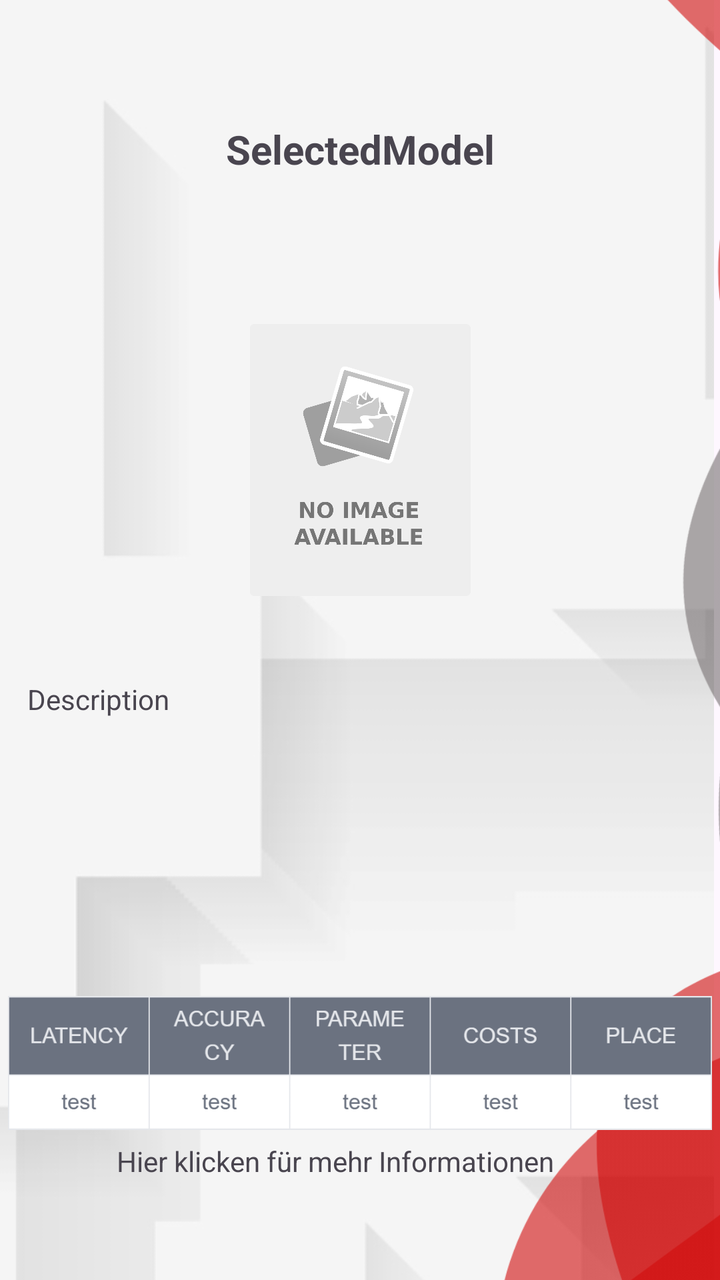
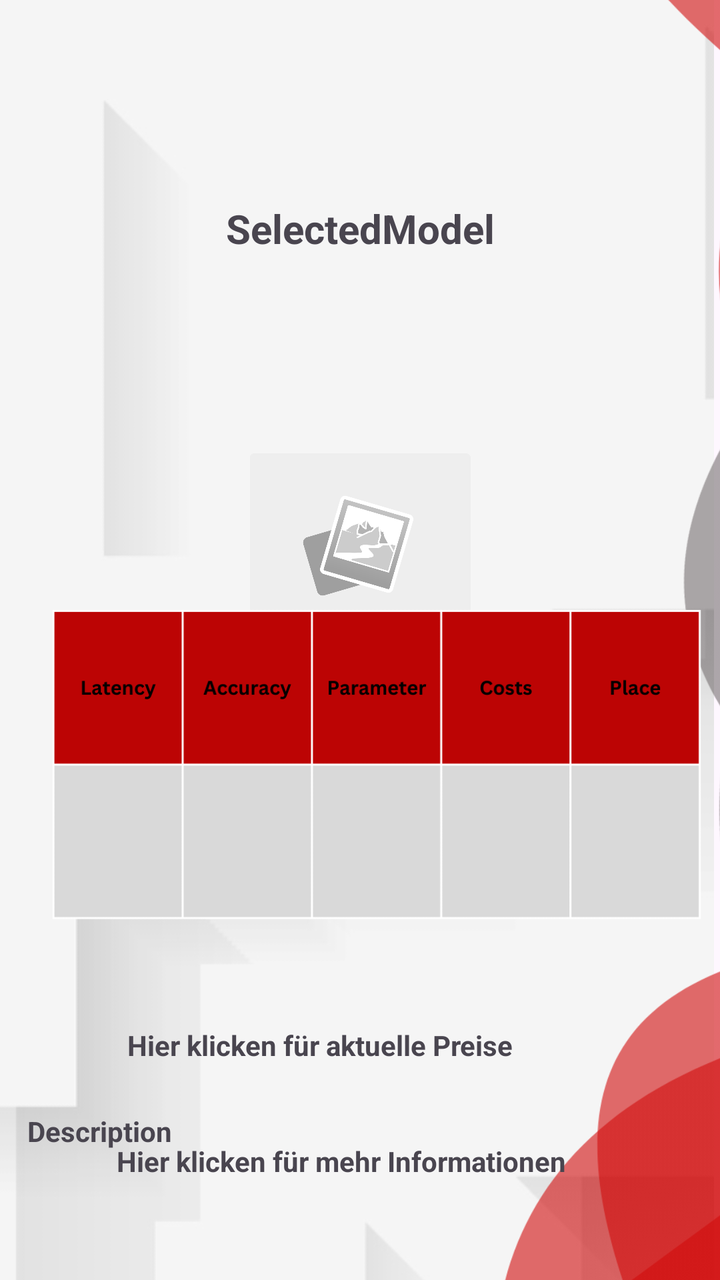

Before-and-after screenshots of an Android layout around one commit, followed by the original layout XML and the change that was made.
<!-- AndroidManifest.xml: application theme Theme.TrafficSceneAnalyser -->
<!-- res/layout/activity_model_info.xml -->
<?xml version="1.0" encoding="utf-8"?>
<androidx.constraintlayout.widget.ConstraintLayout xmlns:android="http://schemas.android.com/apk/res/android"
    xmlns:app="http://schemas.android.com/apk/res-auto"
    xmlns:tools="http://schemas.android.com/tools"
    android:id="@+id/main"
    android:layout_width="match_parent"
    android:layout_height="match_parent"
    tools:context=".analysisInfoPage">

    

    <ImageView
        android:id="@+id/backg"
        android:layout_width="904dp"
        android:layout_height="897dp"
        app:layout_constraintBottom_toBottomOf="parent"
        app:layout_constraintEnd_toEndOf="parent"
        app:layout_constraintHorizontal_bias="1.0"
        app:layout_constraintStart_toStartOf="parent"
        app:layout_constraintTop_toTopOf="parent"
        app:layout_constraintVertical_bias="0.12"
        app:srcCompat="@drawable/background" />

    <ImageView
        android:id="@+id/imageView5"
        android:layout_width="484dp"
        android:layout_height="773dp"
        app:layout_constraintBottom_toBottomOf="parent"
        app:layout_constraintEnd_toEndOf="parent"
        app:layout_constraintHorizontal_bias="0.506"
        app:layout_constraintStart_toStartOf="parent"
        app:layout_constraintTop_toTopOf="parent"
        app:layout_constraintVertical_bias="1.0"
        app:srcCompat="@drawable/perfectlayout2" />

    

    <TextView
        android:id="@+id/modelInfoDescTextView"
        android:layout_width="333dp"
        android:layout_height="116dp"
        android:layout_marginTop="340dp"
        android:text="Description"
        app:layout_constraintEnd_toEndOf="parent"
        app:layout_constraintStart_toStartOf="parent"
        app:layout_constraintTop_toTopOf="parent" />

    <TextView
        android:id="@+id/modelInfoHeadlineTextview"
        android:layout_width="165dp"
        android:layout_height="45dp"
        android:text="SelectedModel"
        android:textAlignment="center"
        android:textSize="20sp"
        android:textStyle="bold"
        app:layout_constraintBottom_toTopOf="@+id/modelInfoDescTextView"
        app:layout_constraintEnd_toEndOf="parent"
        app:layout_constraintStart_toStartOf="parent"
        app:layout_constraintTop_toTopOf="parent"
        app:layout_constraintVertical_bias="0.207" />

    <TextView
        android:id="@+id/modelInfoDevsTextView"
        android:layout_width="250dp"
        android:layout_height="53dp"
        android:layout_marginBottom="16dp"
        android:autoLink="web"
        android:text="@string/modelInfoDevs"
        app:layout_constraintBottom_toBottomOf="parent"
        app:layout_constraintEnd_toEndOf="parent"
        app:layout_constraintHorizontal_bias="0.531"
        app:layout_constraintStart_toStartOf="parent" />

    <TextView
        android:id="@+id/modelInfoCostsTextView"
        android:layout_width="233dp"
        android:layout_height="42dp"
        android:layout_marginBottom="16dp"
        android:text="@string/modelInfoCosts"
        app:layout_constraintBottom_toTopOf="@+id/modelInfoDevsTextView"
        app:layout_constraintEnd_toEndOf="parent"
        app:layout_constraintStart_toStartOf="parent" />

    

    <ImageView
        android:id="@+id/modelInfoLogoImageView"
        android:layout_width="271dp"
        android:layout_height="136dp"
        android:layout_marginTop="56dp"
        app:layout_constraintBottom_toTopOf="@+id/modelInfoDescTextView"
        app:layout_constraintEnd_toEndOf="parent"
        app:layout_constraintStart_toStartOf="parent"
        app:layout_constraintTop_toBottomOf="@+id/modelInfoHeadlineTextview"
        app:layout_constraintVertical_bias="0.0"
        app:srcCompat="@drawable/image_not_found" />

    

    <ImageView
        android:id="@+id/modelInfoBenchmarkImageView"
        android:layout_width="352dp"
        android:layout_height="119dp"
        android:layout_marginTop="16dp"
        app:layout_constraintEnd_toEndOf="parent"
        app:layout_constraintHorizontal_bias="0.491"
        app:layout_constraintStart_toStartOf="parent"
        app:layout_constraintTop_toBottomOf="@+id/modelInfoDescTextView"
        app:srcCompat="@drawable/benchmark_placeholder" />


</androidx.constraintlayout.widget.ConstraintLayout>
<!-- resources referenced by this layout -->
<resources>
  <!-- drawable background: png bitmap (drawable-hdpi, 37305 bytes) -->
  <!-- drawable benchmark_placeholder: png bitmap (drawable, 27246 bytes) -->
  <!-- drawable image_not_found: png bitmap (drawable, 38816 bytes) -->
  <!-- drawable perfectlayout2: png bitmap (drawable-hdpi, 51025 bytes) -->
  <string name="modelInfoCosts"> Hier klicken für aktuelle Preise </string>
  <string name="modelInfoDevs"> Hier klicken für mehr Informationen </string>
  <style name="Theme.TrafficSceneAnalyser" parent="Base.Theme.TrafficSceneAnalyser" />
  <style name="Base.Theme.TrafficSceneAnalyser" parent="Theme.Material3.DayNight.NoActionBar">
          
          
      </style>
</resources>

<!-- the commit's change to res/layout/activity_model_info.xml (unified diff, before → after) -->
@@ -21,34 +21,35 @@
         app:layout_constraintVertical_bias="0.12"
         app:srcCompat="@drawable/background" />
 
+    
+
     <ImageView
         android:id="@+id/imageView5"
         android:layout_width="484dp"
         android:layout_height="773dp"
         app:layout_constraintBottom_toBottomOf="parent"
         app:layout_constraintEnd_toEndOf="parent"
-        app:layout_constraintHorizontal_bias="0.506"
+        app:layout_constraintHorizontal_bias="0.505"
         app:layout_constraintStart_toStartOf="parent"
         app:layout_constraintTop_toTopOf="parent"
         app:layout_constraintVertical_bias="1.0"
         app:srcCompat="@drawable/perfectlayout2" />
 
-    
-
     <TextView
         android:id="@+id/modelInfoDescTextView"
         android:layout_width="333dp"
         android:layout_height="116dp"
-        android:layout_marginTop="340dp"
+        android:layout_marginTop="556dp"
         android:text="Description"
+        android:textStyle="bold"
         app:layout_constraintEnd_toEndOf="parent"
         app:layout_constraintStart_toStartOf="parent"
         app:layout_constraintTop_toTopOf="parent" />
 
     <TextView
         android:id="@+id/modelInfoHeadlineTextview"
-        android:layout_width="165dp"
-        android:layout_height="45dp"
+        android:layout_width="230dp"
+        android:layout_height="70dp"
         android:text="SelectedModel"
         android:textAlignment="center"
         android:textSize="20sp"
@@ -66,6 +67,7 @@
         android:layout_marginBottom="16dp"
         android:autoLink="web"
         android:text="@string/modelInfoDevs"
+        android:textStyle="bold"
         app:layout_constraintBottom_toBottomOf="parent"
         app:layout_constraintEnd_toEndOf="parent"
         app:layout_constraintHorizontal_bias="0.531"
@@ -77,6 +79,7 @@
         android:layout_height="42dp"
         android:layout_marginBottom="16dp"
         android:text="@string/modelInfoCosts"
+        android:textStyle="bold"
         app:layout_constraintBottom_toTopOf="@+id/modelInfoDevsTextView"
         app:layout_constraintEnd_toEndOf="parent"
         app:layout_constraintStart_toStartOf="parent" />
@@ -95,18 +98,19 @@
         app:layout_constraintVertical_bias="0.0"
         app:srcCompat="@drawable/image_not_found" />
 
-    
-
     <ImageView
         android:id="@+id/modelInfoBenchmarkImageView"
-        android:layout_width="352dp"
-        android:layout_height="119dp"
-        android:layout_marginTop="16dp"
+        android:layout_width="355dp"
+        android:layout_height="772dp"
+        app:layout_constraintBottom_toBottomOf="@+id/imageView5"
         app:layout_constraintEnd_toEndOf="parent"
-        app:layout_constraintHorizontal_bias="0.491"
+        app:layout_constraintHorizontal_bias="0.421"
         app:layout_constraintStart_toStartOf="parent"
-        app:layout_constraintTop_toBottomOf="@+id/modelInfoDescTextView"
-        app:srcCompat="@drawable/benchmark_placeholder" />
+        app:layout_constraintTop_toTopOf="@+id/modelInfoLogoImageView"
+        app:layout_constraintVertical_bias="0.536"
+        app:srcCompat="@drawable/tabelle" />
+
+    
 
 
 </androidx.constraintlayout.widget.ConstraintLayout>
<!-- resource entries referenced after the edit -->
@@ -1,9 +1,9 @@
 <!-- resources referenced by this layout -->
 <resources>
   <!-- drawable background: png bitmap (drawable-hdpi, 37305 bytes) -->
-  <!-- drawable benchmark_placeholder: png bitmap (drawable, 27246 bytes) -->
   <!-- drawable image_not_found: png bitmap (drawable, 38816 bytes) -->
   <!-- drawable perfectlayout2: png bitmap (drawable-hdpi, 51025 bytes) -->
+  <!-- drawable tabelle: png bitmap (drawable, 19282 bytes) -->
   <string name="modelInfoCosts"> Hier klicken für aktuelle Preise </string>
   <string name="modelInfoDevs"> Hier klicken für mehr Informationen </string>
   <style name="Theme.TrafficSceneAnalyser" parent="Base.Theme.TrafficSceneAnalyser" />
